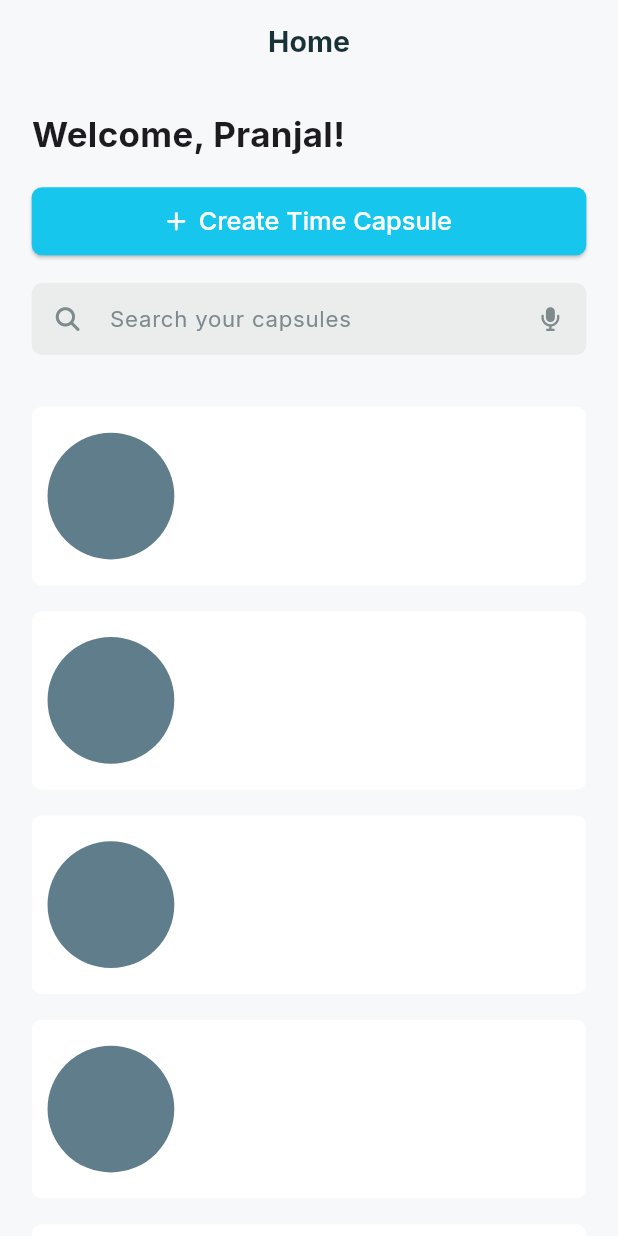
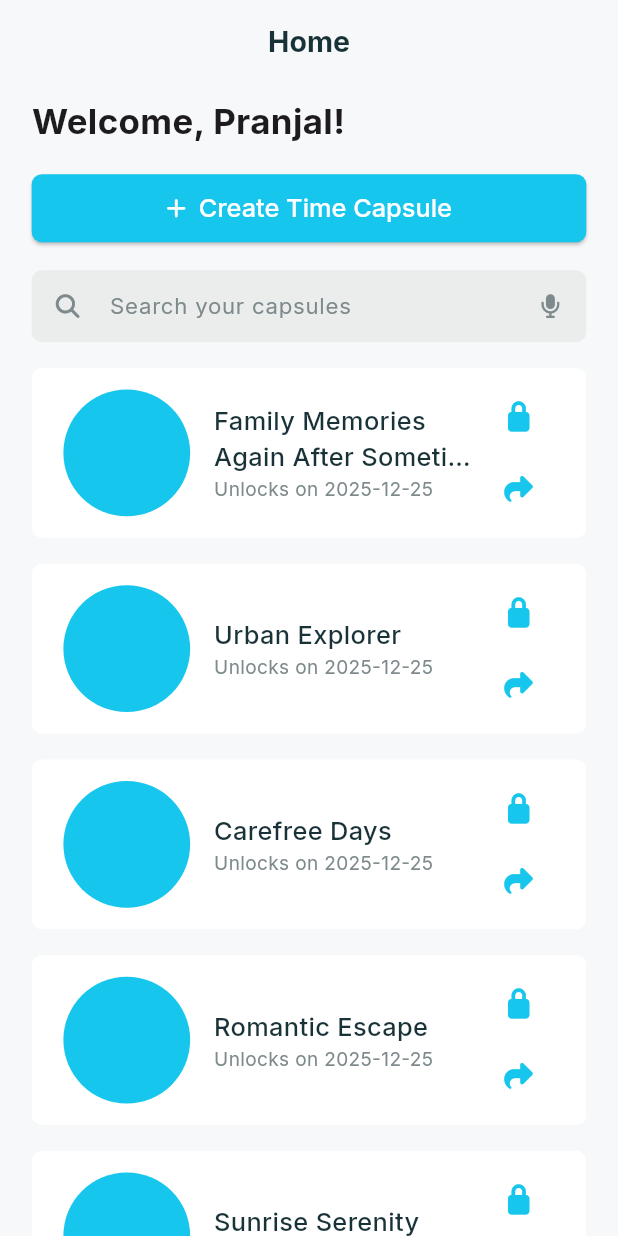
Before and after one commit to pranjal-garg/time-capsule-flutter, a Flutter app: the screen it shows after launch, on a phone screen of 412 x 824 dp. Run offline on Flutter 3.47's test engine with Material 3 defaults, Android fonts, the light colour scheme and no system bars; our stand-ins replace flutter_screenutil, font_awesome_flutter, get, google_fonts.

Commit message:
feat: homepage complete

```diff
--- /dev/null
+++ b/lib/core/constants/app_constants.dart
@@ -0,0 +1,6 @@
+export 'app_colors.dart';
+export 'app_icons.dart';
+export 'app_images.dart';
+export 'app_sizes.dart';
+export 'app_strings.dart';
+export 'app_text_styles.dart';
--- a/lib/features/home/presentation/states/home_state.dart
+++ b/lib/features/home/presentation/states/home_state.dart
@@ -3,7 +3,7 @@ import 'package:get/get.dart';
 class HomeState extends GetXState {
   RxString name = "Welcome, Pranjal!".obs;
   RxList<String> capsules = [
-    "Family Memories",
+    "Family Memories Again After Sometime",
     "Urban Explorer",
     "Carefree Days",
     "Romantic Escape",
--- a/lib/features/home/presentation/views/home_view.dart
+++ b/lib/features/home/presentation/views/home_view.dart
@@ -1,11 +1,11 @@
 import 'package:flutter/material.dart';
-import 'package:font_awesome_flutter/font_awesome_flutter.dart';
 import 'package:get/get.dart';
-import 'package:time_capsule/core/constants/app_sizes.dart';
-import 'package:time_capsule/core/constants/app_text_styles.dart';
+import 'package:time_capsule/features/home/presentation/widgets/capsule_search_bar.dart';
+import 'package:time_capsule/features/home/presentation/widgets/create_capsule_button.dart';
 
+import '../../../../core/constants/app_constants.dart';
 import '../controllers/home_controller.dart';
-import '../widgets/Capsule.dart';
+import '../widgets/capsule.dart';
 
 class HomeView extends GetView<HomeController> {
   const HomeView({super.key});
@@ -20,7 +20,7 @@ class HomeView extends GetView<HomeController> {
         margin: EdgeInsets.only(
           left: AppSizes.w20,
           right: AppSizes.w20,
-          top: AppSizes.h20,
+          top: AppSizes.h10,
         ),
         child: Obx(
           () => Column(
@@ -31,38 +31,16 @@ class HomeView extends GetView<HomeController> {
                 style: AppTextStyles.welcomeTitle,
               ),
               SizedBox(height: AppSizes.h20),
-              SizedBox(
-                width: double.infinity,
-                child: ElevatedButton.icon(
-                  icon: Icon(FontAwesomeIcons.plus),
-                  onPressed: () {},
-                  label: Text("Create Time Capsule"),
-                ),
-              ),
+              CreateCapsuleButton(),
               SizedBox(height: AppSizes.h20),
-              SizedBox(
-                child: TextFormField(
-                  decoration: InputDecoration(
-                    prefixIcon: Icon(
-                      FontAwesomeIcons.magnifyingGlass,
-                      size: AppSizes.v15,
-                    ),
-                    suffixIcon: Icon(
-                      FontAwesomeIcons.microphone,
-                      size: AppSizes.v15,
-                    ),
-                    hintText: "Search your capsules",
-                  ),
-                ),
-              ),
+              CapsuleSearchBar(),
               SizedBox(height: AppSizes.h20),
               Expanded(
                 child: ListView.builder(
-                  itemCount: controller.state.capsules.length,
-                  itemBuilder: (context, index) {
-                    return Capsule();
-                  },
-                ),
+                    itemCount: controller.state.capsules.length,
+                    itemBuilder: (context, index) => Capsule(
+                          title: controller.state.capsules[index],
+                        )),
               )
             ],
           ),
--- a/lib/features/home/presentation/widgets/Capsule.dart
+++ /dev/null
@@ -1,29 +0,0 @@
-import 'package:flutter/material.dart';
-import 'package:time_capsule/core/constants/app_colors.dart';
-
-import '../../../../core/constants/app_sizes.dart';
-
-class Capsule extends StatelessWidget {
-  const Capsule({super.key});
-
-  @override
-  Widget build(BuildContext context) {
-    return Container(
-      margin: EdgeInsets.only(top: AppSizes.h20),
-      padding: EdgeInsets.symmetric(vertical: AppSizes.h20, horizontal: AppSizes.w10),
-      width: double.infinity,
-      decoration: BoxDecoration(
-        color: AppColors.white,
-        borderRadius: BorderRadius.circular(AppSizes.r8),
-      ),
-      child: Row(
-        children: [
-          CircleAvatar(
-            radius: AppSizes.w40,
-            backgroundColor: Colors.blueGrey,
-          )
-        ],
-      ),
-    );
-  }
-}
--- /dev/null
+++ b/lib/features/home/presentation/widgets/capsule.dart
@@ -0,0 +1,80 @@
+import 'package:flutter/material.dart';
+import 'package:font_awesome_flutter/font_awesome_flutter.dart';
+
+import '../../../../core/constants/app_constants.dart';
+
+class Capsule extends StatelessWidget {
+  final String title;
+
+  const Capsule({super.key, required this.title});
+
+  @override
+  Widget build(BuildContext context) {
+    return Container(
+      margin: EdgeInsets.only(bottom: AppSizes.h20),
+      padding: EdgeInsets.only(
+          left: AppSizes.w20,
+          top: AppSizes.h10,
+          bottom: AppSizes.h10,
+          right: AppSizes.w20),
+      width: double.infinity,
+      decoration: BoxDecoration(
+        color: AppColors.white,
+        borderRadius: BorderRadius.circular(AppSizes.r8),
+      ),
+      child: Row(
+        children: [
+          CircleAvatar(
+            radius: AppSizes.w40,
+            backgroundColor: AppColors.brightBlue,
+          ),
+          SizedBox(width: AppSizes.w15),
+          Expanded(
+            child: Column(
+              crossAxisAlignment: CrossAxisAlignment.start,
+              children: [
+                Text(
+                  title,
+                  overflow: TextOverflow.ellipsis,
+                  maxLines: 2,
+                  style: AppTextStyles.buttonText.copyWith(
+                    color: AppColors.darkTeal,
+                  ),
+                ),
+                Text(
+                  "Unlocks on 2025-12-25",
+                  overflow: TextOverflow.ellipsis,
+                  maxLines: 2,
+                  style: AppTextStyles.inputFieldText
+                      .copyWith(fontSize: AppSizes.sp12),
+                ),
+              ],
+            ),
+          ),
+          Column(
+            children: [
+              IconButton(
+                padding: EdgeInsets.zero,
+                icon: Icon(
+                  FontAwesomeIcons.lock,
+                  size: AppSizes.v18,
+                  color: AppColors.brightBlue,
+                ),
+                onPressed: () {},
+              ),
+              IconButton(
+                padding: EdgeInsets.zero,
+                icon: Icon(
+                  FontAwesomeIcons.share,
+                  size: AppSizes.v18,
+                  color: AppColors.brightBlue,
+                ),
+                onPressed: () {},
+              ),
+            ],
+          )
+        ],
+      ),
+    );
+  }
+}
--- a/lib/features/home/presentation/widgets/capsule_search_bar.dart
+++ b/lib/features/home/presentation/widgets/capsule_search_bar.dart
@@ -0,0 +1,27 @@
+import 'package:flutter/material.dart';
+import 'package:font_awesome_flutter/font_awesome_flutter.dart';
+
+import '../../../../core/constants/app_constants.dart';
+
+class CapsuleSearchBar extends StatelessWidget {
+  const CapsuleSearchBar({super.key});
+
+  @override
+  Widget build(BuildContext context) {
+    return TextFormField(
+      style: AppTextStyles.inputFieldText.copyWith(color: AppColors.black),
+      cursorColor: AppColors.brightBlue,
+      decoration: InputDecoration(
+        prefixIcon: Icon(
+          FontAwesomeIcons.magnifyingGlass,
+          size: AppSizes.v15,
+        ),
+        suffixIcon: Icon(
+          FontAwesomeIcons.microphone,
+          size: AppSizes.v15,
+        ),
+        hintText: "Search your capsules",
+      ),
+    );
+  }
+}
--- a/lib/features/home/presentation/widgets/create_capsule_button.dart
+++ b/lib/features/home/presentation/widgets/create_capsule_button.dart
@@ -0,0 +1,18 @@
+import 'package:flutter/material.dart';
+import 'package:font_awesome_flutter/font_awesome_flutter.dart';
+
+class CreateCapsuleButton extends StatelessWidget {
+  const CreateCapsuleButton({super.key});
+
+  @override
+  Widget build(BuildContext context) {
+    return SizedBox(
+      width: double.infinity,
+      child: ElevatedButton.icon(
+        icon: Icon(FontAwesomeIcons.plus),
+        onPressed: () {},
+        label: Text("Create Time Capsule"),
+      ),
+    );
+  }
+}
```
